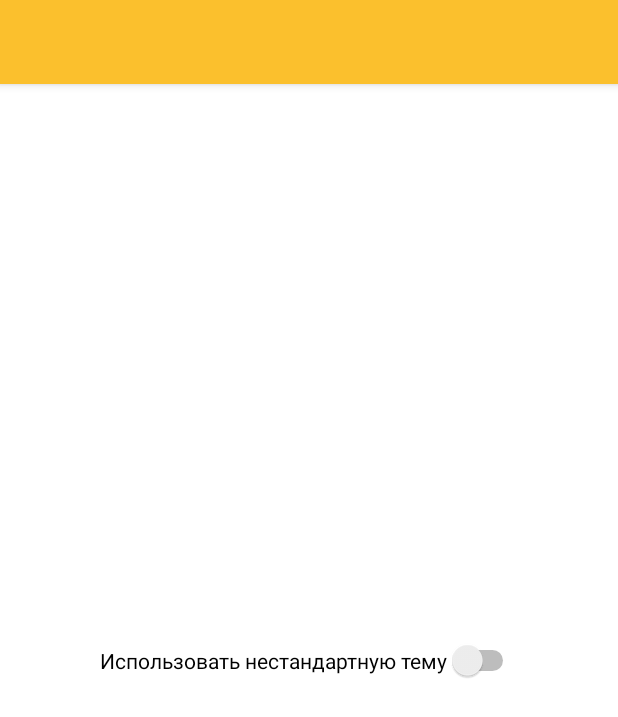
After one commit to Barimda/Anroid_Notes, an Android app: the fragment SettingsFragment placed in its activity, on a phone screen of 412 x 824 dp. The commit adds this screen. Shown: the top 717 px of the screen. Run offline under Robolectric (Android 15) with nearby library versions, the phone set to English and light mode, and no system bars.

Commit message:
Добавлена визуальная частнавигационного меню

```diff
--- a/app/src/main/java/ru/gb/student/anroidnotes/NotesListFragment.java
+++ b/app/src/main/java/ru/gb/student/anroidnotes/NotesListFragment.java
@@ -10,6 +10,8 @@ import androidx.fragment.app.Fragment;
 import android.view.LayoutInflater;
 import android.view.View;
 import android.view.ViewGroup;
+import android.widget.Button;
+import android.widget.Toast;
 
 /**
  * A simple {@link Fragment} subclass.
@@ -49,6 +51,17 @@ public class NotesListFragment extends Fragment {
         return inflater.inflate(R.layout.fragment_notes_list, container, false);
     }
 
+    private void navigateToDetails() {
+        ConstraintLayout item =  getView().findViewById(R.id.note_item);
+        item.setOnClickListener(v-> {
+            NoteDetailsFragment note = new NoteDetailsFragment();
+            getFragmentManager().beginTransaction()
+                    .addToBackStack("")
+                    .add(R.id.notes_list, note)
+                    .commit();
+        });
+    }
+
     @Override
     public void onViewCreated(@NonNull View view, @Nullable Bundle savedInstanceState) {
         super.onViewCreated(view, savedInstanceState);
@@ -56,5 +69,6 @@ public class NotesListFragment extends Fragment {
         if (arguments != null){
             int noteID = arguments.getInt(ARG_NOTE_ID);
         }
+        navigateToDetails();
     }
 }
--- /dev/null
+++ b/app/src/main/java/ru/gb/student/anroidnotes/SettingsFragment.java
@@ -0,0 +1,64 @@
+package ru.gb.student.anroidnotes;
+
+import android.os.Bundle;
+
+import androidx.fragment.app.Fragment;
+
+import android.view.LayoutInflater;
+import android.view.View;
+import android.view.ViewGroup;
+
+/**
+ * A simple {@link Fragment} subclass.
+ * Use the {@link SettingsFragment#newInstance} factory method to
+ * create an instance of this fragment.
+ */
+public class SettingsFragment extends Fragment {
+
+    // TODO: Rename parameter arguments, choose names that match
+    // the fragment initialization parameters, e.g. ARG_ITEM_NUMBER
+    private static final String ARG_PARAM1 = "param1";
+    private static final String ARG_PARAM2 = "param2";
+
+    // TODO: Rename and change types of parameters
+    private String mParam1;
+    private String mParam2;
+
+    public SettingsFragment() {
+        // Required empty public constructor
+    }
+
+    /**
+     * Use this factory method to create a new instance of
+     * this fragment using the provided parameters.
+     *
+     * @param param1 Parameter 1.
+     * @param param2 Parameter 2.
+     * @return A new instance of fragment SettingsFragment.
+     */
+    // TODO: Rename and change types and number of parameters
+    public static SettingsFragment newInstance(String param1, String param2) {
+        SettingsFragment fragment = new SettingsFragment();
+        Bundle args = new Bundle();
+        args.putString(ARG_PARAM1, param1);
+        args.putString(ARG_PARAM2, param2);
+        fragment.setArguments(args);
+        return fragment;
+    }
+
+    @Override
+    public void onCreate(Bundle savedInstanceState) {
+        super.onCreate(savedInstanceState);
+        if (getArguments() != null) {
+            mParam1 = getArguments().getString(ARG_PARAM1);
+            mParam2 = getArguments().getString(ARG_PARAM2);
+        }
+    }
+
+    @Override
+    public View onCreateView(LayoutInflater inflater, ViewGroup container,
+                             Bundle savedInstanceState) {
+        // Inflate the layout for this fragment
+        return inflater.inflate(R.layout.fragment_settings, container, false);
+    }
+}
--- a/app/src/main/res/layout/activity_main.xml
+++ b/app/src/main/res/layout/activity_main.xml
@@ -1,34 +1,52 @@
 <?xml version="1.0" encoding="utf-8"?>
-<androidx.constraintlayout.widget.ConstraintLayout xmlns:android="http://schemas.android.com/apk/res/android"
+<androidx.drawerlayout.widget.DrawerLayout xmlns:android="http://schemas.android.com/apk/res/android"
     xmlns:app="http://schemas.android.com/apk/res-auto"
     xmlns:tools="http://schemas.android.com/tools"
+    android:id="@+id/drawer_layout"
     android:layout_width="match_parent"
     android:layout_height="match_parent"
-    tools:context=".MainActivity">
+    tools:context=".MainActivity"
+    >
 
-    <LinearLayout
+    <androidx.constraintlayout.widget.ConstraintLayout
         android:layout_width="match_parent"
-        android:layout_height="match_parent"
-        android:background="@color/sand"
-        android:gravity="center">
+        android:layout_height="match_parent">
 
-        <ImageView
-            android:layout_width="wrap_content"
+        <com.google.android.material.appbar.AppBarLayout
+            android:id="@+id/appBarLayout"
+            android:layout_width="match_parent"
             android:layout_height="wrap_content"
-            app:srcCompat="@drawable/ic_launcher_foreground" />
-        <TextView
-            android:layout_width="wrap_content"
-            android:layout_height="wrap_content"
-            android:text="@string/app_name"
-            android:textSize="@dimen/splashScreenNotesText"/>
-    </LinearLayout>
+            app:layout_constraintEnd_toEndOf="parent"
+            app:layout_constraintStart_toStartOf="parent"
+            app:layout_constraintTop_toTopOf="parent">
+
+            <Toolbar
+                android:id="@+id/toolbar"
+                android:layout_width="match_parent"
+                android:layout_height="?attr/actionBarSize"
+                android:background="?attr/colorPrimary"
+                app:subtitle="Main screen"
+                app:subtitleTextColor="@color/teal_200"
+                app:title="@string/app_name"
+                app:titleTextColor="@color/teal_200"/>
+        </com.google.android.material.appbar.AppBarLayout>
 
         <FrameLayout
             android:id="@+id/notes_list"
-        android:layout_width="match_parent"
-        android:layout_height="match_parent"
+            android:layout_width="@dimen/zero"
+            android:layout_height="@dimen/zero"
             app:layout_constraintBottom_toBottomOf="parent"
             app:layout_constraintEnd_toEndOf="parent"
             app:layout_constraintStart_toStartOf="parent"
-        app:layout_constraintTop_toTopOf="parent" />
+            app:layout_constraintTop_toBottomOf="@+id/appBarLayout" />
     </androidx.constraintlayout.widget.ConstraintLayout>
+
+    <com.google.android.material.navigation.NavigationView
+        android:id="@+id/navigation_view"
+        android:layout_width="wrap_content"
+        android:layout_height="match_parent"
+        android:layout_gravity="start"
+        app:headerLayout="@layout/activity_main_menu_header"
+        app:menu="@menu/activity_main_menu" />
+
+</androidx.drawerlayout.widget.DrawerLayout>
--- /dev/null
+++ b/app/src/main/res/layout/fragment_settings.xml
@@ -0,0 +1,18 @@
+<?xml version="1.0" encoding="utf-8"?>
+<androidx.constraintlayout.widget.ConstraintLayout xmlns:android="http://schemas.android.com/apk/res/android"
+    xmlns:app="http://schemas.android.com/apk/res-auto"
+    xmlns:tools="http://schemas.android.com/tools"
+    android:layout_width="match_parent"
+    android:layout_height="match_parent"
+    tools:context=".SettingsFragment">
+
+    <Switch
+        android:id="@+id/switch1"
+        android:layout_width="wrap_content"
+        android:layout_height="wrap_content"
+        android:text="@string/settings_switch_theme_text"
+        app:layout_constraintBottom_toBottomOf="parent"
+        app:layout_constraintEnd_toEndOf="parent"
+        app:layout_constraintStart_toStartOf="parent"
+        app:layout_constraintTop_toTopOf="parent" />
+</androidx.constraintlayout.widget.ConstraintLayout>
--- /dev/null
+++ b/app/src/main/res/menu/activity_main_menu.xml
@@ -0,0 +1,19 @@
+<?xml version="1.0" encoding="utf-8"?>
+<menu xmlns:app="http://schemas.android.com/apk/res-auto"
+    xmlns:android="http://schemas.android.com/apk/res/android">
+    <item
+        android:id="@+id/menu_item_settings"
+        android:icon="@android:drawable/ic_menu_preferences"
+        android:title="@string/settings_text"
+        app:showAsAction="ifRoom" />
+    <item
+        android:id="@+id/menu_item_about"
+        android:icon="@android:drawable/ic_menu_help"
+        android:title="@string/about_text"
+        app:showAsAction="ifRoom" />
+    <item
+        android:id="@+id/menu_item_close_app"
+        android:icon="@android:drawable/ic_menu_delete"
+        android:title="@string/menu_text_exit"
+        app:showAsAction="ifRoom" />
+</menu>
--- a/app/src/main/res/values/colors.xml
+++ b/app/src/main/res/values/colors.xml
@@ -14,4 +14,8 @@
 
     <color name="black">#FF000000</color>
     <color name="white">#FFFFFFFF</color>
+    <color name="light_blue_400">#FF29B6F6</color>
+    <color name="light_blue_600">#FF039BE5</color>
+    <color name="gray_400">#FFBDBDBD</color>
+    <color name="gray_600">#FF757575</color>
 </resources>
--- a/app/src/main/res/values/dimens.xml
+++ b/app/src/main/res/values/dimens.xml
@@ -2,4 +2,5 @@
 <resources>
     <dimen name="splashScreenNotesText">45sp</dimen>
     <dimen name="zero">0dp</dimen>
+    <dimen name="menu_header_textSize">24sp</dimen>
 </resources>
--- a/app/src/main/res/values/strings.xml
+++ b/app/src/main/res/values/strings.xml
@@ -8,4 +8,14 @@
     <!--    END DEMO DATA   -->
     <string name="last_update_text">Обновлено:</string>
     <string name="creation_date_text">Создана:</string>
+    <string name="settings_text">Настройки</string>
+    <string name="about_text">О приложении</string>
+    <string name="menu_text_exit">Выход</string>
+
+    <string name="navigation_drawer_open">OPEN</string>
+    <string name="navigation_drawer_close">CLOSE</string>
+    <!-- TODO: Remove or change this placeholder text -->
+    <string name="hello_blank_fragment">Hello blank fragment</string>
+    <string name="app_about_text">Прилжение заметки версия 0.6</string>
+    <string name="settings_switch_theme_text">Использовать нестандартную тему</string>
 </resources>
--- a/app/src/main/res/values/themes.xml
+++ b/app/src/main/res/values/themes.xml
@@ -1,6 +1,6 @@
 <resources xmlns:tools="http://schemas.android.com/tools">
     <!-- Base application theme. -->
-    <style name="Theme.AnroidNotes" parent="Theme.MaterialComponents.DayNight.DarkActionBar">
+    <style name="Theme.AnroidNotes" parent="Theme.MaterialComponents.DayNight.NoActionBar">
         <!-- Primary brand color. -->
         <item name="colorPrimary">@color/sand</item>
         <item name="colorPrimaryVariant">@color/sand</item>
```
Also changed, not shown: app/src/main/java/ru/gb/student/anroidnotes/AboutAppFragment.java (added, +64 -0 lines), app/src/main/java/ru/gb/student/anroidnotes/MainActivity.java (+77 -5 lines), app/src/main/java/ru/gb/student/anroidnotes/NoteDetailsFragment.java (+14 -11 lines), app/src/main/res/layout/activity_main_menu_header.xml (added, +31 -0 lines), app/src/main/res/layout/fragment_about_app.xml (added, +33 -0 lines), app/src/main/res/menu/note_details_menu.xml (added, +13 -0 lines), app/src/main/res/values-night/styles.xml (added, +7 -0 lines), app/src/main/res/values/attrs_note_item.xml (added, +8 -0 lines), app/src/main/res/values/styles.xml (added, +7 -0 lines). Lines whose indentation alone changed are shown as unchanged.
